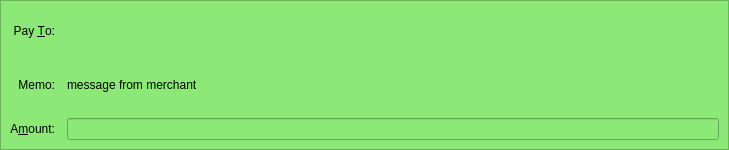
Above: src/qt/forms/sendcoinsentry.ui from MintcoinCommunity/Mintcoin-Desktop-Wallet before the change. Below: the same form after it.
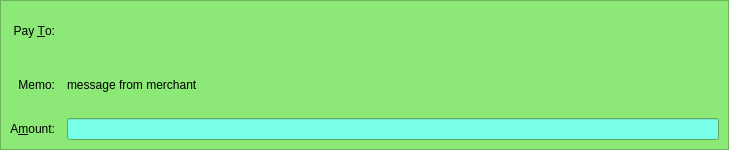
That is the form after the change. Icons and pictures are not drawn. Custom widgets are drawn as their Qt base class.

Commit message:
make BitcoinAmountField::setReadOnly() usable
- use it for secure payment-requests (this change allows a copy&paste of
  the amount and looks a little nicer than just a disabled GUI element)

BTC Commit(s):
75fa27eacaa12ce9c9630db787f69fd0d70bcfc3

```diff
--- a/src/qt/forms/sendcoinsentry.ui
+++ b/src/qt/forms/sendcoinsentry.ui
@@ -659,16 +659,10 @@
     </item>
     <item row="5" column="2">
      <widget class="BitcoinAmountField" name="payAmount_s">
-      <property name="enabled">
-       <bool>false</bool>
-      </property>
       <property name="acceptDrops">
        <bool>false</bool>
       </property>
-      <property name="readOnly">
-       <bool>true</bool>
-      </property>
-     </widget>
+      </widget>
     </item>
     <item row="3" column="2">
      <layout class="QHBoxLayout" name="payToLayout_s">
```
Left out of the diff: 2 changed lines with no effect on the pictures. The commit also changes 2 other files.
